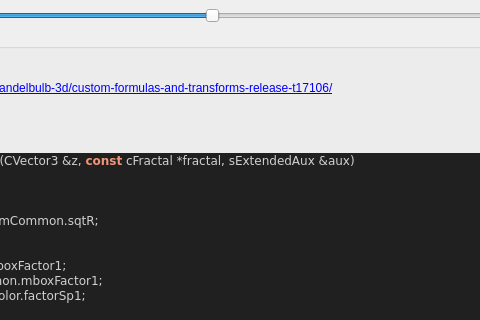
Qt form mandelbulber2/formula/ui/fractal_transf_spherical_fold_abox.ui (buddhi1980/mandelbulber2) before a commit; both pictures show x 237 to 717 and y 89 to 409 of the 889 by 637 pixel window.
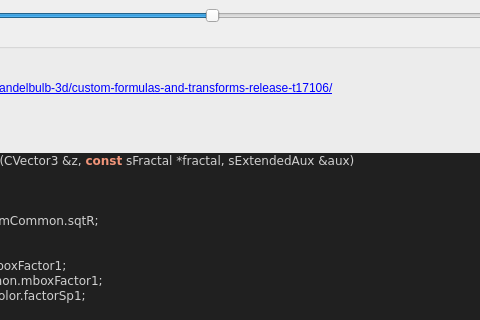
The same form after that commit. Custom widgets are drawn as their Qt base class.

What changed in the file:
```diff
--- a/mandelbulber2/formula/ui/fractal_transf_spherical_fold_abox.ui
+++ b/mandelbulber2/formula/ui/fractal_transf_spherical_fold_abox.ui
@@ -346,7 +346,7 @@
 &lt;/table&gt;
 &lt;h3&gt;Code&lt;/h3&gt;
 &lt;body style=&quot;background-color:#202020&quot;&gt;
-&lt;pre style=&quot;color:#d0d0d0; background-color:#202020;  font-family:'Courier New',monospace;&quot;&gt;&lt;span style=&quot;color:#f09479; font-weight:bold&quot;&gt;void&lt;/span&gt; &lt;span style=&quot;color:#e47eed&quot;&gt;TransfSphericalFoldAboxIteration&lt;/span&gt;&lt;span style=&quot;color:#d0d0d0&quot;&gt;(&lt;/span&gt;CVector3 &lt;span style=&quot;color:#d0d0d0&quot;&gt;&amp;amp;&lt;/span&gt;z&lt;span style=&quot;color:#d0d0d0&quot;&gt;,&lt;/span&gt; &lt;span style=&quot;color:#f09479; font-weight:bold&quot;&gt;const&lt;/span&gt; cFractal &lt;span style=&quot;color:#d0d0d0&quot;&gt;*&lt;/span&gt;fractal&lt;span style=&quot;color:#d0d0d0&quot;&gt;,&lt;/span&gt; sExtendedAux &lt;span style=&quot;color:#d0d0d0&quot;&gt;&amp;amp;&lt;/span&gt;aux&lt;span style=&quot;color:#d0d0d0&quot;&gt;)&lt;/span&gt;
+&lt;pre style=&quot;color:#d0d0d0; background-color:#202020;  font-family:'Courier New',monospace;&quot;&gt;&lt;span style=&quot;color:#f09479; font-weight:bold&quot;&gt;void&lt;/span&gt; &lt;span style=&quot;color:#e47eed&quot;&gt;TransfSphericalFoldAboxIteration&lt;/span&gt;&lt;span style=&quot;color:#d0d0d0&quot;&gt;(&lt;/span&gt;CVector3 &lt;span style=&quot;color:#d0d0d0&quot;&gt;&amp;amp;&lt;/span&gt;z&lt;span style=&quot;color:#d0d0d0&quot;&gt;,&lt;/span&gt; &lt;span style=&quot;color:#f09479; font-weight:bold&quot;&gt;const&lt;/span&gt; sFractal &lt;span style=&quot;color:#d0d0d0&quot;&gt;*&lt;/span&gt;fractal&lt;span style=&quot;color:#d0d0d0&quot;&gt;,&lt;/span&gt; sExtendedAux &lt;span style=&quot;color:#d0d0d0&quot;&gt;&amp;amp;&lt;/span&gt;aux&lt;span style=&quot;color:#d0d0d0&quot;&gt;)&lt;/span&gt;
 &lt;span style=&quot;color:#d0d0d0&quot;&gt;{&lt;/span&gt;
   &lt;span style=&quot;color:#f09479; font-weight:bold&quot;&gt;double&lt;/span&gt; r2 &lt;span style=&quot;color:#d0d0d0&quot;&gt;=&lt;/span&gt; z&lt;span style=&quot;color:#d0d0d0&quot;&gt;.&lt;/span&gt;&lt;span style=&quot;color:#e47eed&quot;&gt;Dot&lt;/span&gt;&lt;span style=&quot;color:#d0d0d0&quot;&gt;(&lt;/span&gt;z&lt;span style=&quot;color:#d0d0d0&quot;&gt;);&lt;/span&gt;
   z &lt;span style=&quot;color:#d0d0d0&quot;&gt;+=&lt;/span&gt; fractal&lt;span style=&quot;color:#d0d0d0&quot;&gt;-&amp;gt;&lt;/span&gt;mandelbox&lt;span style=&quot;color:#d0d0d0&quot;&gt;.&lt;/span&gt;offset&lt;span style=&quot;color:#d0d0d0&quot;&gt;;&lt;/span&gt;
```
